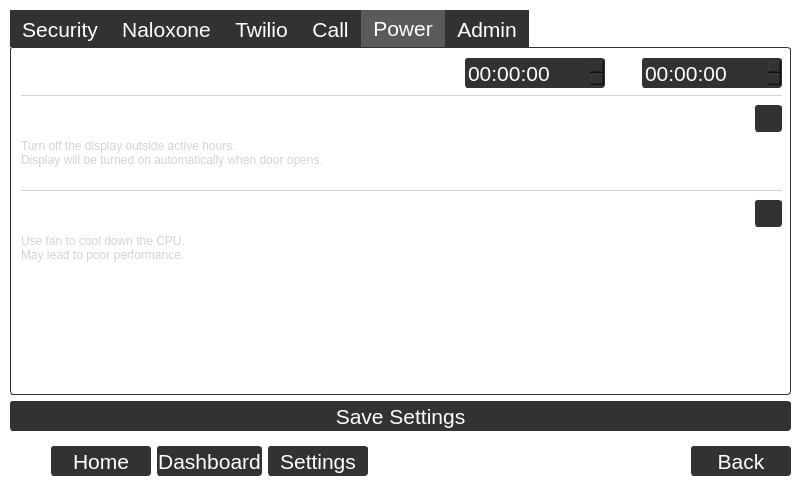
Before: the Qt Designer form oobe_qt/door_close_window.ui in zyl120/Naloxone_Safety_Kit, drawn with Qt 5.
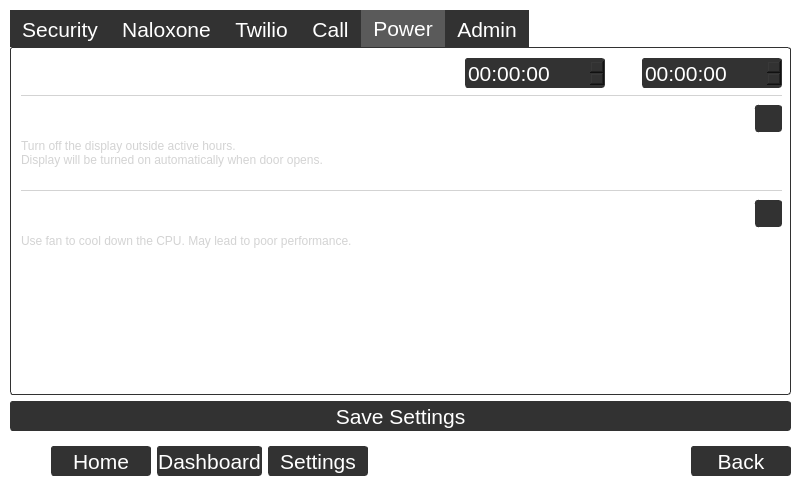
After: the same form once the commit is applied. The open tabs and pages were chosen to show the change.

```diff
--- a/oobe_qt/door_close_window.ui
+++ b/oobe_qt/door_close_window.ui
@@ -2991,8 +2991,7 @@
                  <string notr="true">color:lightgrey</string>
                 </property>
                 <property name="text">
-                 <string>Use fan to cool down the CPU.
-May lead to poor performance.</string>
+                 <string>Use fan to cool down the CPU. May lead to poor performance.</string>
                 </property>
                 <property name="alignment">
                  <set>Qt::AlignLeading|Qt::AlignLeft|Qt::AlignTop</set>
```
Left out of the diff: 4 changed lines with no effect on the pictures.
